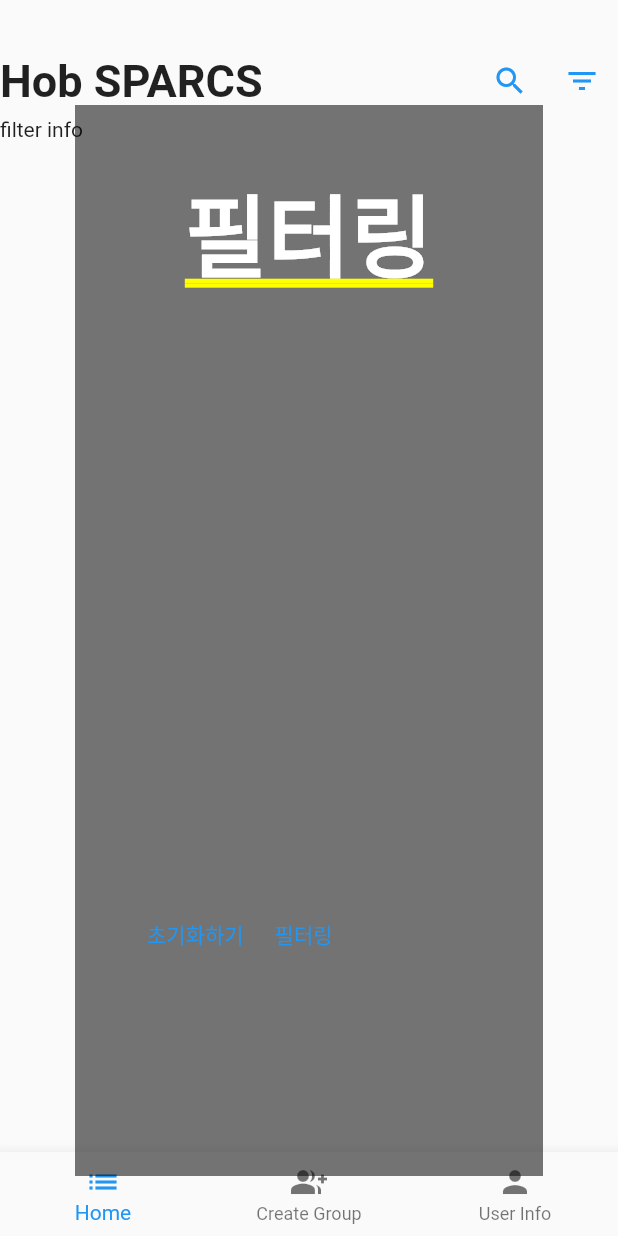
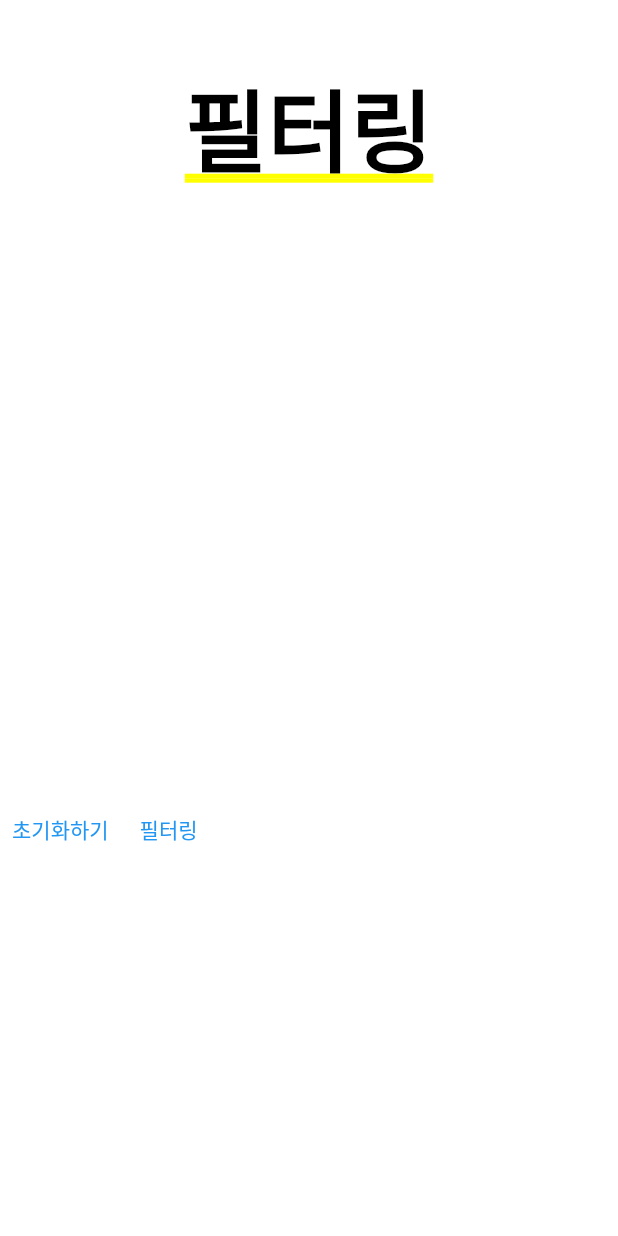
Before and after one commit to ybmin/Hob_SPARCS, a Flutter app: the screen it shows once a user with an empty profile is signed in, after a tap on the "filter list" icon, on a phone screen of 412 x 824 dp. Run offline on Flutter 3.47's test engine with Material 2 defaults, Android fonts, the phone set to English and light mode, and no system bars; our stand-ins replace calendar_date_picker2, cloud_firestore, firebase_auth, firebase_core, google_maps_flutter; missing offline and left inert: kpostal; accounts and stored records are empty.

Commit message:
Filtering finish

```diff
--- a/application/lib/filter_page.dart
+++ b/application/lib/filter_page.dart
@@ -17,22 +17,24 @@ class _FilterPage extends State<FilterPage> {
   @override
   void initState() {
     super.initState();
-    _isChecked = List<bool>.filled(widget.allTags.length, false);
+    _isChecked =
+        List<bool>.filled(widget.allTags.length, false, growable: true);
   }
 
   @override
   Widget build(BuildContext context) {
     return Container(
         alignment: Alignment.center,
-        margin: EdgeInsets.fromLTRB(50, 70, 50, 40),
-        padding: EdgeInsets.all(40),
-        color: Colors.black54,
+        color: Colors.white,
         child: Column(
           children: [
+            const SizedBox(
+              height: 40,
+            ),
             Text(
               "필터링",
               style: TextStyle(
-                  color: Colors.white,
+                  color: Colors.black,
                   fontWeight: FontWeight.bold,
                   fontSize: 60),
             ),
@@ -47,14 +49,14 @@ class _FilterPage extends State<FilterPage> {
                         title: Text(widget.allTags[index]),
                         value: _isChecked[index],
                         onChanged: (value) {
-                          setState() {
+                          setState(() {
                             _isChecked[index] = value!;
                             if (_isChecked[index] == true) {
                               finalTags.add(widget.allTags[index]);
                             } else {
                               finalTags.remove(widget.allTags[index]);
                             }
-                          }
+                          });
                         },
                       ));
                     })),
@@ -63,17 +65,19 @@ class _FilterPage extends State<FilterPage> {
                 TextButton(
                   child: Text("초기화하기"),
                   onPressed: () {
-                    setState() {
+                    setState(() {
                       _isChecked.clear();
                       finalTags.clear();
-                      _isChecked = List.filled(widget.allTags.length, false);
-                    }
+                      _isChecked = List.filled(widget.allTags.length, false,
+                          growable: true);
+                    });
                   },
                 ),
                 TextButton(
                   child: Text("필터링"),
                   onPressed: () {
                     widget.callback(finalTags, true);
+                    Navigator.of(context).pop();
                   },
                 ),
               ],
--- a/application/lib/home.dart
+++ b/application/lib/home.dart
@@ -73,24 +73,6 @@ class _Home extends State<Home> {
   List<String> finalGroupIdList = [];
   List<String> tagFilter = [];
 
-  void showFilterOverlay(BuildContext context) {
-    OverlayState overlayState = Overlay.of(context);
-    OverlayEntry overlayEntry = OverlayEntry(builder: (context) {
-      return FilterPage(
-        tagSummary(),
-        callback: (value, finished) => setState(() {
-          tagFilter = value;
-          _finished = finished;
-        }),
-      );
-    });
-
-    overlayState.insert(overlayEntry);
-    if (_finished == true) {
-      overlayEntry.remove();
-    }
-  }
-
   List<String> tagSummary() {
     List<String> allTags = [];
     for (var it in groupList) {
@@ -123,11 +105,29 @@ class _Home extends State<Home> {
       ));
       groupIdList.add(doc.id);
     }
-    //필터링 및 검색 결과 종합 최종 리스트
-    finalGroupList = groupList;
-    finalGroupIdList = groupIdList;
+    finalGroupList.clear();
+    finalGroupIdList.clear();
+    if (tagFilter.isEmpty) {
+      finalGroupList.addAll(groupList);
+      finalGroupIdList.addAll(groupIdList);
+    } else {
+      searchGroupData();
+    }
+  }
 
-    return;
+  void searchGroupData() {
+    finalGroupList.clear();
+    finalGroupIdList.clear();
+    for (int index = 0; index < groupList.length; index++) {
+      for (var it in tagFilter) {
+        if ((groupList[index].tags!.contains(it))) {
+          finalGroupList.add(groupList[index]);
+          finalGroupIdList.add(groupIdList[index]);
+        }
+      }
+    }
+    finalGroupList.toSet().toList();
+    finalGroupIdList.toSet().toList();
   }
 
   @override
@@ -188,7 +188,15 @@ class _Home extends State<Home> {
                     )),
                 IconButton(
                     onPressed: () {
-                      showFilterOverlay(context);
+                      tagFilter.clear();
+                      Navigator.of(context).push(PageRouteBuilder(
+                          pageBuilder: (context, animation,
+                                  secondaryAnimation) =>
+                              FilterPage(tagSummary(),
+                                  callback: (value, finished) => setState(() {
+                                        tagFilter = value;
+                                        _finished = finished;
+                                      }))));
                     }, //필터링 연결(filter_page.dart)
                     icon: const Icon(
                       Icons.filter_list,
@@ -200,7 +208,7 @@ class _Home extends State<Home> {
           // 현재 필터링 정보
           Row(
             children: [
-              Text("filter info"),
+              Text("filter info:" + tagFilter.toString()),
             ],
           ),
           // 소그룹 목록
--- a/application/lib/search.dart
+++ b/application/lib/search.dart
@@ -31,7 +31,6 @@ class _SearchPage extends State<SearchPage> {
         finalGroupIdList.add(widget.groupIdList[index]);
       }
     }
-    print("Search ${keywords}");
   }
 
   @override
```
